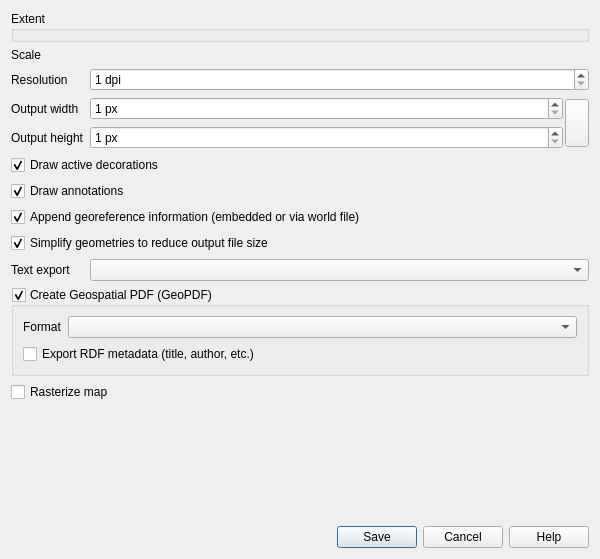
This is src/ui/qgsmapsavedialog.ui in qgis/QGIS as Qt 5 draws it before an edit. The edited form follows.
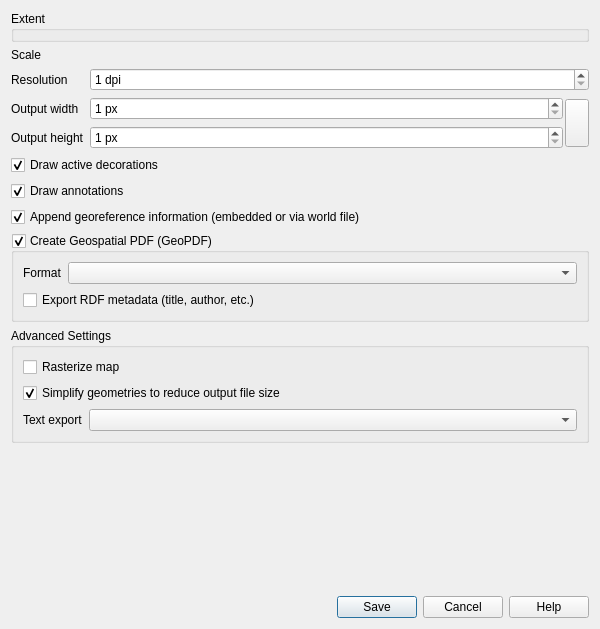
This is the edited form. Custom widgets are drawn as their Qt base class.

Commit message: [needs-docs] Move some Export map to PDF settings to a new "advanced" group box

The edit to the form file:
```diff
--- a/src/ui/qgsmapsavedialog.ui
+++ b/src/ui/qgsmapsavedialog.ui
@@ -7,7 +7,7 @@
     <x>0</x>
     <y>0</y>
     <width>600</width>
-    <height>559</height>
+    <height>629</height>
    </rect>
   </property>
   <property name="windowTitle">
@@ -15,7 +15,7 @@
   </property>
   <layout class="QVBoxLayout" name="verticalLayout">
    <item>
-    <layout class="QGridLayout" name="gridLayout" rowstretch="0,0,0,0,0,0,0,0,0,0,0,0,0">
+    <layout class="QGridLayout" name="gridLayout" rowstretch="0,0,0,0,0,0,0,0,0,0,0">
      <item row="2" column="0">
       <widget class="QLabel" name="label_2">
        <property name="text">
@@ -46,7 +46,7 @@
        </property>
       </widget>
      </item>
-     <item row="10" column="0" colspan="2">
+     <item row="8" column="0" colspan="2">
       <widget class="QGroupBox" name="mGeoPDFGroupBox">
        <property name="title">
         <string>Create Geospatial PDF (GeoPDF)</string>
@@ -124,6 +124,52 @@
        </layout>
       </widget>
      </item>
+     <item row="9" column="0" colspan="2">
+      <widget class="QgsCollapsibleGroupBox" name="mAdvancedPdfSettings">
+       <property name="title">
+        <string>Advanced Settings</string>
+       </property>
+       <layout class="QGridLayout" name="gridLayout_3" columnstretch="0,1">
+        <item row="2" column="0">
+         <widget class="QLabel" name="mTextExportLabel">
+          <property name="text">
+           <string>Text export</string>
+          </property>
+         </widget>
+        </item>
+        <item row="2" column="1">
+         <widget class="QComboBox" name="mTextRenderFormatComboBox"/>
+        </item>
+        <item row="1" column="0" colspan="2">
+         <widget class="QCheckBox" name="mSimplifyGeometriesCheckbox">
+          <property name="text">
+           <string>Simplify geometries to reduce output file size</string>
+          </property>
+          <property name="checked">
+           <bool>true</bool>
+          </property>
+         </widget>
+        </item>
+        <item row="0" column="0" colspan="2">
+         <widget class="QCheckBox" name="mSaveAsRaster">
+          <property name="visible">
+           <bool>true</bool>
+          </property>
+          <property name="toolTip">
+           <string>Advanced effects such as blend modes or vector layer transparency cannot be exported as vectors.
+Rasterizing the map is recommended when such effects are used.</string>
+          </property>
+          <property name="text">
+           <string>Rasterize map</string>
+          </property>
+          <property name="checked">
+           <bool>false</bool>
+          </property>
+         </widget>
+        </item>
+       </layout>
+      </widget>
+     </item>
      <item row="4" column="0">
       <widget class="QLabel" name="label_4">
        <property name="text">
@@ -151,16 +197,6 @@
        </property>
       </widget>
      </item>
-     <item row="8" column="0" colspan="2">
-      <widget class="QCheckBox" name="mSimplifyGeometriesCheckbox">
-       <property name="text">
-        <string>Simplify geometries to reduce output file size</string>
-       </property>
-       <property name="checked">
-        <bool>true</bool>
-       </property>
-      </widget>
-     </item>
      <item row="3" column="0">
       <widget class="QLabel" name="label_3">
        <property name="text">
@@ -168,23 +204,6 @@
        </property>
       </widget>
      </item>
-     <item row="11" column="0" colspan="2">
-      <widget class="QCheckBox" name="mSaveAsRaster">
-       <property name="visible">
-        <bool>false</bool>
-       </property>
-       <property name="toolTip">
-        <string>Advanced effects such as blend modes or vector layer transparency cannot be exported as vectors.
-Rasterizing the map is recommended when such effects are used.</string>
-       </property>
-       <property name="text">
-        <string>Rasterize map</string>
-       </property>
-       <property name="checked">
-        <bool>false</bool>
-       </property>
-      </widget>
-     </item>
      <item row="3" column="1" rowspan="2">
       <layout class="QGridLayout" name="gridLayout_4">
        <property name="horizontalSpacing">
@@ -297,23 +316,13 @@
        </property>
       </widget>
      </item>
-     <item row="12" column="0" colspan="2">
+     <item row="10" column="0" colspan="2">
       <widget class="QLabel" name="mInfo">
        <property name="enabled">
         <bool>false</bool>
        </property>
       </widget>
      </item>
-     <item row="9" column="0">
-      <widget class="QLabel" name="mTextExportLabel">
-       <property name="text">
-        <string>Text export</string>
-       </property>
-      </widget>
-     </item>
-     <item row="9" column="1">
-      <widget class="QComboBox" name="mTextRenderFormatComboBox"/>
-     </item>
     </layout>
    </item>
    <item>
```
Left out of the diff: 5 changed lines with no effect on the pictures. The commit also changes 1 other file.
